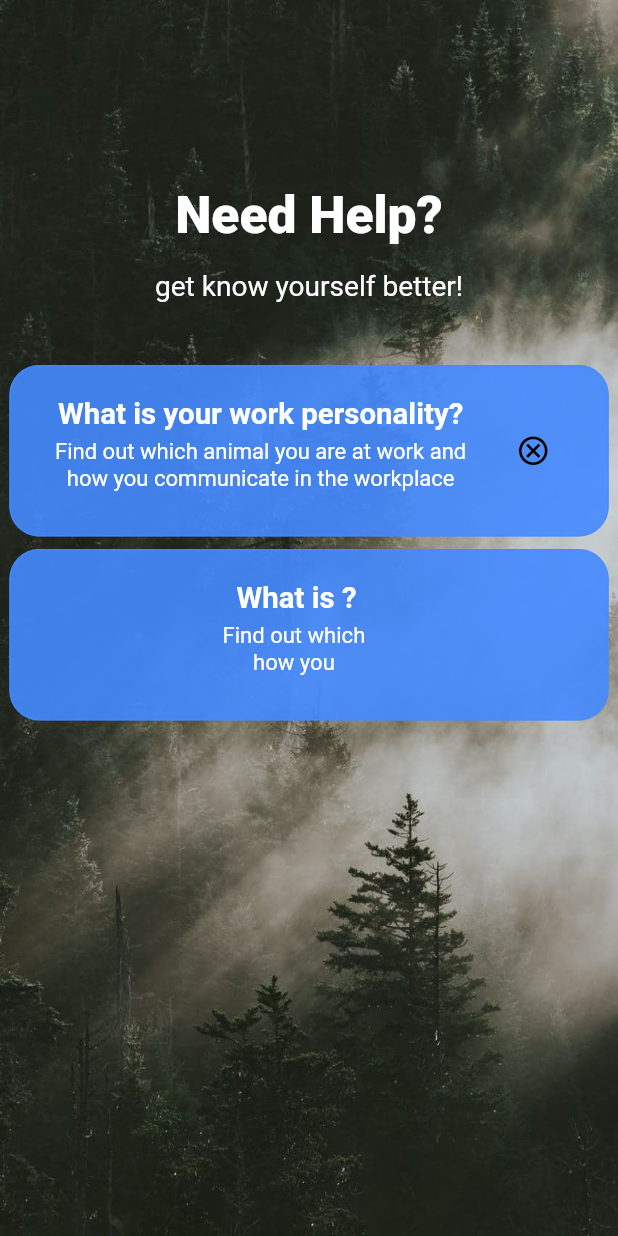
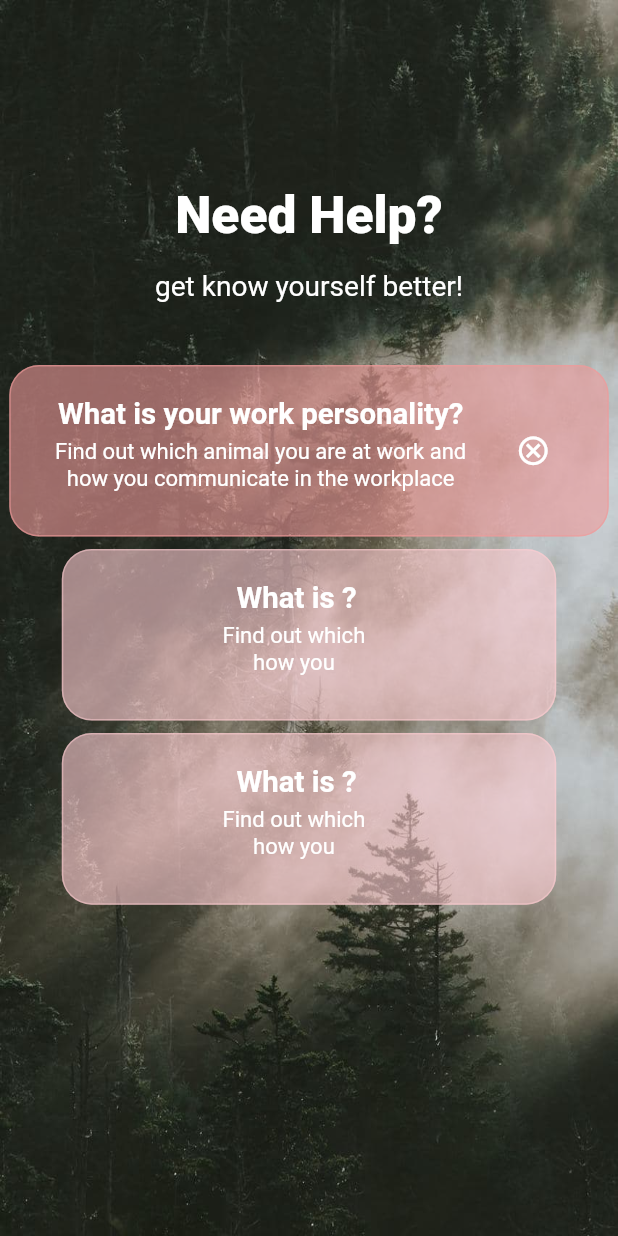
Before and after one commit to JJunHan/Luman, a Flutter app: the HelpLine screen opened directly, after a tap on the "add" icon, on a phone screen of 412 x 824 dp. Run offline on Flutter 3.47's test engine with Material 2 defaults, Android fonts, the phone set to English and light mode, and no system bars; our stand-ins replace flutter_svg; missing offline and left inert: dart:ffi, toggle_bar; Roboto replaces fonts that are missing (open sans).

Commit message:
fix pop up list positioning

```diff
--- a/luman/lib/Individual/hiddentextreveal.dart
+++ b/luman/lib/Individual/hiddentextreveal.dart
@@ -67,13 +67,14 @@ class HelpLineState extends State<HelpLine> {
                       visibility_firstbar ? null : _changed(true, "obs"),
                   child: Popup(
                     //image: "assets/images/helping-hand.png",
+                    maxwidth: "1",
                     title: "What is your work personality?",
                     subtext: "Find out which animal you are at work and",
                     subsubtext: "how you communicate in the workplace",
-                    boarder: dirtyBlue.withOpacity(0.6),
-                    fill: dirtyBlue.withOpacity(0.9),
+                    boarder: dirtyRed.withOpacity(0.6),
+                    fill: dirtyRed.withOpacity(0.6),
                     child: IconButton(
-                      color: Colors.black,
+                      color: Colors.white,
                       icon: Icon(
                         visibility_firstbar
                             ? Icons.cancel_outlined
@@ -95,12 +96,24 @@ class HelpLineState extends State<HelpLine> {
                         children: <Widget>[
                           SizedBox(height: size.height * 0.01),
                           Popup(
+                            maxwidth: "1.25",
                             //image: "assets/images/helping-hand.png",
                             title: "What is ?",
                             subtext: "Find out which ",
                             subsubtext: "how you ",
-                            boarder: dirtyBlue.withOpacity(0.6),
-                            fill: dirtyBlue.withOpacity(0.9),
+                            boarder: pastelPink.withOpacity(0.5),
+                            fill: pastelPink.withOpacity(0.6),
+                            child: Container(),
+                          ),
+                          SizedBox(height: size.height * 0.01),
+                          Popup(
+                            maxwidth: "1.25",
+                            //image: "assets/images/helping-hand.png",
+                            title: "What is ?",
+                            subtext: "Find out which ",
+                            subsubtext: "how you ",
+                            boarder: pastelPink.withOpacity(0.5),
+                            fill: pastelPink.withOpacity(0.6),
                             child: Container(),
                           ),
                         ],
--- a/luman/lib/Pages/innerpagepopup.dart
+++ b/luman/lib/Pages/innerpagepopup.dart
@@ -1,3 +1,5 @@
+import 'dart:ffi';
+
 import 'package:flutter/material.dart';
 import 'package:luman/constants.dart';
 
@@ -9,6 +11,7 @@ class Popup extends StatelessWidget {
   final Color boarder;
   final Color fill;
   final String subsubtext;
+  final String maxwidth;
   const Popup({
     Key? key,
     //required this.onChanged,
@@ -18,6 +21,7 @@ class Popup extends StatelessWidget {
     required this.fill,
     required this.subsubtext,
     required this.child,
+    required this.maxwidth,
   }) : super(key: key);
 
   @override
@@ -25,7 +29,7 @@ class Popup extends StatelessWidget {
     Size size = MediaQuery.of(context).size;
 
     return Container(
-      width: size.width / 1,
+      width: size.width / double.parse(maxwidth),
       height: size.height / 7.2,
       //color: Colors.red[100],
       decoration: BoxDecoration(
```
